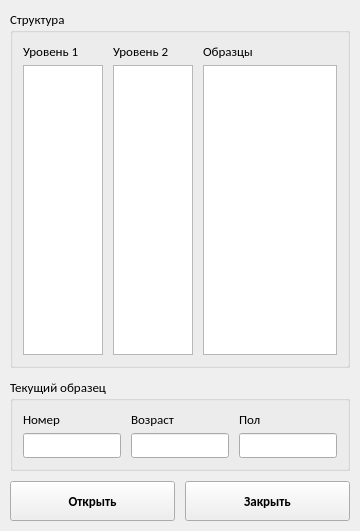
WeeIIer/ECG-monitoring-system, file ui/ecg_samples_window.ui: the form before one commit.
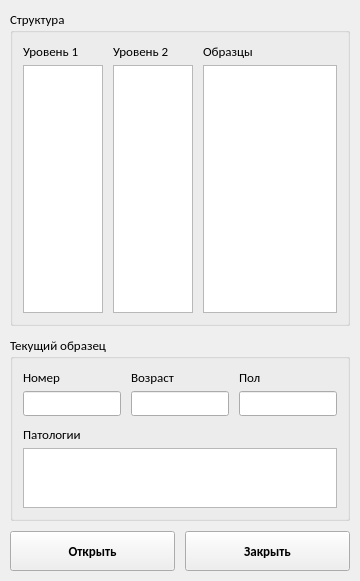
The form after the commit.

Commit message: feat: add transcript of ECG-sample pathology

What changed in the file:
```diff
--- a/ui/ecg_samples_window.ui
+++ b/ui/ecg_samples_window.ui
@@ -7,7 +7,7 @@
     <x>0</x>
     <y>0</y>
     <width>360</width>
-    <height>531</height>
+    <height>581</height>
    </rect>
   </property>
   <property name="sizePolicy">
@@ -304,6 +304,48 @@
         </item>
        </layout>
       </item>
+      <item>
+       <layout class="QVBoxLayout" name="verticalLayout_29">
+        <property name="spacing">
+         <number>5</number>
+        </property>
+        <item>
+         <widget class="QLabel" name="label_23">
+          <property name="text">
+           <string>Патологии</string>
+          </property>
+         </widget>
+        </item>
+        <item>
+         <widget class="QTextEdit" name="text_pathologies">
+          <property name="sizePolicy">
+           <sizepolicy hsizetype="Expanding" vsizetype="Fixed">
+            <horstretch>0</horstretch>
+            <verstretch>0</verstretch>
+           </sizepolicy>
+          </property>
+          <property name="minimumSize">
+           <size>
+            <width>0</width>
+            <height>60</height>
+           </size>
+          </property>
+          <property name="maximumSize">
+           <size>
+            <width>16777215</width>
+            <height>60</height>
+           </size>
+          </property>
+          <property name="contextMenuPolicy">
+           <enum>Qt::NoContextMenu</enum>
+          </property>
+          <property name="readOnly">
+           <bool>true</bool>
+          </property>
+         </widget>
+        </item>
+       </layout>
+      </item>
      </layout>
     </widget>
    </item>
```
The commit also changes 3 other files.
